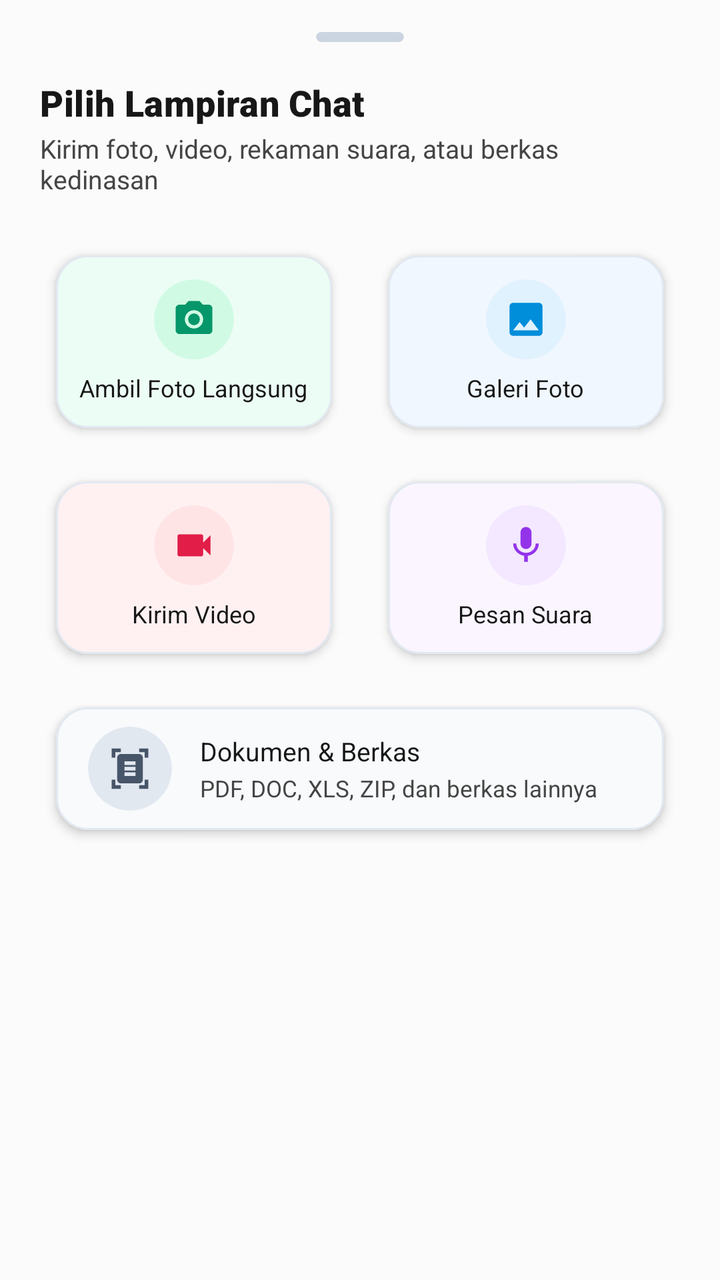
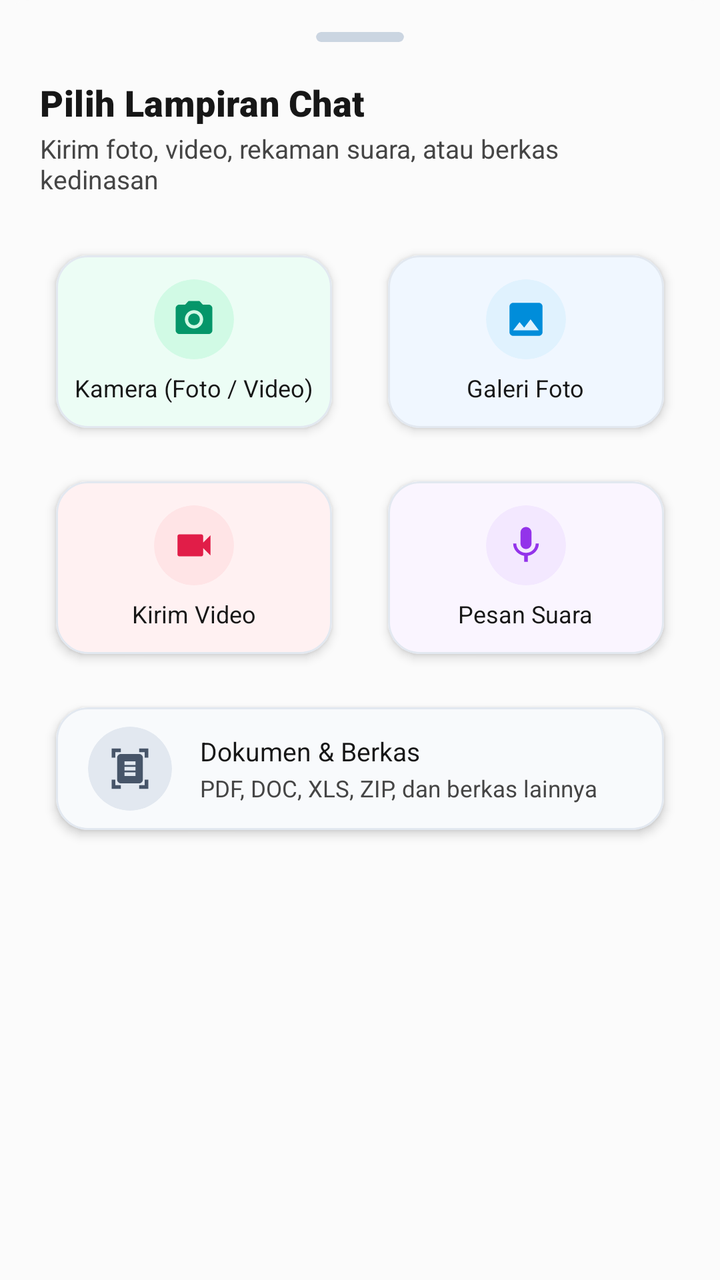

Two renders of the same Android screen: before a commit and after it. Below are the layout's source before the change and the commit's diff.
<!-- AndroidManifest.xml: application theme Theme.AppPemko -->
<!-- res/layout/dialog_attachment_picker.xml -->
<?xml version="1.0" encoding="utf-8"?>
<LinearLayout xmlns:android="http://schemas.android.com/apk/res/android"
    xmlns:app="http://schemas.android.com/apk/res-auto"
    android:layout_width="match_parent"
    android:layout_height="wrap_content"
    android:background="@drawable/bottom_sheet_bg"
    android:orientation="vertical"
    android:clipToPadding="false"
    android:clipChildren="false"
    android:paddingHorizontal="20dp"
    android:paddingTop="16dp"
    android:paddingBottom="24dp">

    
    <com.google.android.material.card.MaterialCardView
        android:layout_width="44dp"
        android:layout_height="5dp"
        android:layout_gravity="center_horizontal"
        android:layout_marginBottom="18dp"
        app:cardBackgroundColor="#CBD5E1"
        app:cardCornerRadius="2.5dp"
        app:cardElevation="0dp"
        app:strokeWidth="0dp" />

    
    <TextView
        android:layout_width="match_parent"
        android:layout_height="wrap_content"
        android:text="Pilih Lampiran Chat"
        android:textColor="@color/text_primary"
        android:textSize="18sp"
        android:fontFamily="sans-serif-black"
        android:letterSpacing="0.01"/>

    <TextView
        android:layout_width="match_parent"
        android:layout_height="wrap_content"
        android:layout_marginTop="2dp"
        android:layout_marginBottom="16dp"
        android:text="Kirim foto, video, rekaman suara, atau berkas kedinasan"
        android:textColor="@color/text_secondary"
        android:textSize="13sp"
        android:fontFamily="sans-serif"/>

    
    <LinearLayout
        android:layout_width="match_parent"
        android:layout_height="wrap_content"
        android:orientation="horizontal"
        android:gravity="center"
        android:clipToPadding="false"
        android:clipChildren="false"
        android:paddingVertical="4dp"
        android:weightSum="2">

        
        <com.google.android.material.card.MaterialCardView
            android:id="@+id/cardOptionCamera"
            android:layout_width="0dp"
            android:layout_height="105dp"
            android:layout_weight="1"
            android:layout_marginEnd="6dp"
            app:cardCornerRadius="16dp"
            app:cardElevation="3dp"
            app:cardUseCompatPadding="true"
            app:strokeWidth="1dp"
            app:strokeColor="#E2E8F0"
            app:cardBackgroundColor="#ECFDF5"
            android:clickable="true"
            android:focusable="true"
            android:foreground="?attr/selectableItemBackground">

            <LinearLayout
                android:layout_width="match_parent"
                android:layout_height="match_parent"
                android:gravity="center"
                android:orientation="vertical"
                android:padding="8dp">

                <com.google.android.material.card.MaterialCardView
                    android:layout_width="40dp"
                    android:layout_height="40dp"
                    app:cardCornerRadius="20dp"
                    app:cardElevation="0dp"
                    app:strokeWidth="0dp"
                    app:cardBackgroundColor="#D1FAE5">

                    <ImageView
                        android:layout_width="22dp"
                        android:layout_height="22dp"
                        android:layout_gravity="center"
                        android:src="@drawable/ic_camera"
                        app:tint="#059669"
                        android:contentDescription="Kamera"/>
                </com.google.android.material.card.MaterialCardView>

                <TextView
                    android:layout_width="wrap_content"
                    android:layout_height="wrap_content"
                    android:layout_marginTop="6dp"
                    android:text="Ambil Foto Langsung"
                    android:textColor="@color/text_primary"
                    android:textSize="12sp"
                    android:fontFamily="sans-serif-bold"/>
            </LinearLayout>
        </com.google.android.material.card.MaterialCardView>

        
        <com.google.android.material.card.MaterialCardView
            android:id="@+id/cardOptionPhoto"
            android:layout_width="0dp"
            android:layout_height="105dp"
            android:layout_weight="1"
            android:layout_marginStart="6dp"
            app:cardCornerRadius="16dp"
            app:cardElevation="3dp"
            app:cardUseCompatPadding="true"
            app:strokeWidth="1dp"
            app:strokeColor="#E2E8F0"
            app:cardBackgroundColor="#F0F7FF"
            android:clickable="true"
            android:focusable="true"
            android:foreground="?attr/selectableItemBackground">

            <LinearLayout
                android:layout_width="match_parent"
                android:layout_height="match_parent"
                android:gravity="center"
                android:orientation="vertical"
                android:padding="8dp">

                <com.google.android.material.card.MaterialCardView
                    android:layout_width="40dp"
                    android:layout_height="40dp"
                    app:cardCornerRadius="20dp"
                    app:cardElevation="0dp"
                    app:strokeWidth="0dp"
                    app:cardBackgroundColor="#E0F2FE">

                    <ImageView
                        android:layout_width="22dp"
                        android:layout_height="22dp"
                        android:layout_gravity="center"
                        android:src="@drawable/ic_image"
                        app:tint="@color/biru"
                        android:contentDescription="Galeri Foto"/>
                </com.google.android.material.card.MaterialCardView>

                <TextView
                    android:layout_width="wrap_content"
                    android:layout_height="wrap_content"
                    android:layout_marginTop="6dp"
                    android:text="Galeri Foto"
                    android:textColor="@color/text_primary"
                    android:textSize="12sp"
                    android:fontFamily="sans-serif-bold"/>
            </LinearLayout>
        </com.google.android.material.card.MaterialCardView>
    </LinearLayout>

    
    <LinearLayout
        android:layout_width="match_parent"
        android:layout_height="wrap_content"
        android:orientation="horizontal"
        android:gravity="center"
        android:clipToPadding="false"
        android:clipChildren="false"
        android:paddingVertical="4dp"
        android:weightSum="2">

        
        <com.google.android.material.card.MaterialCardView
            android:id="@+id/cardOptionVideo"
            android:layout_width="0dp"
            android:layout_height="105dp"
            android:layout_weight="1"
            android:layout_marginEnd="6dp"
            app:cardCornerRadius="16dp"
            app:cardElevation="3dp"
            app:cardUseCompatPadding="true"
            app:strokeWidth="1dp"
            app:strokeColor="#E2E8F0"
            app:cardBackgroundColor="#FFF1F2"
            android:clickable="true"
            android:focusable="true"
            android:foreground="?attr/selectableItemBackground">

            <LinearLayout
                android:layout_width="match_parent"
                android:layout_height="match_parent"
                android:gravity="center"
                android:orientation="vertical"
                android:padding="8dp">

                <com.google.android.material.card.MaterialCardView
                    android:layout_width="40dp"
                    android:layout_height="40dp"
                    app:cardCornerRadius="20dp"
                    app:cardElevation="0dp"
                    app:strokeWidth="0dp"
                    app:cardBackgroundColor="#FFE4E6">

                    <ImageView
                        android:layout_width="22dp"
                        android:layout_height="22dp"
                        android:layout_gravity="center"
                        android:src="@drawable/ic_videocam"
                        app:tint="#E11D48"
                        android:contentDescription="Video"/>
                </com.google.android.material.card.MaterialCardView>

                <TextView
                    android:layout_width="wrap_content"
                    android:layout_height="wrap_content"
                    android:layout_marginTop="6dp"
                    android:text="Kirim Video"
                    android:textColor="@color/text_primary"
                    android:textSize="12sp"
                    android:fontFamily="sans-serif-bold"/>
            </LinearLayout>
        </com.google.android.material.card.MaterialCardView>

        
        <com.google.android.material.card.MaterialCardView
            android:id="@+id/cardOptionAudio"
            android:layout_width="0dp"
            android:layout_height="105dp"
            android:layout_weight="1"
            android:layout_marginStart="6dp"
            app:cardCornerRadius="16dp"
            app:cardElevation="3dp"
            app:cardUseCompatPadding="true"
            app:strokeWidth="1dp"
            app:strokeColor="#E2E8F0"
            app:cardBackgroundColor="#FAF5FF"
            android:clickable="true"
            android:focusable="true"
            android:foreground="?attr/selectableItemBackground">

            <LinearLayout
                android:layout_width="match_parent"
                android:layout_height="match_parent"
                android:gravity="center"
                android:orientation="vertical"
                android:padding="8dp">

                <com.google.android.material.card.MaterialCardView
                    android:layout_width="40dp"
                    android:layout_height="40dp"
                    app:cardCornerRadius="20dp"
                    app:cardElevation="0dp"
                    app:strokeWidth="0dp"
                    app:cardBackgroundColor="#F3E8FF">

                    <ImageView
                        android:layout_width="22dp"
                        android:layout_height="22dp"
                        android:layout_gravity="center"
                        android:src="@drawable/ic_mic"
                        app:tint="#9333EA"
                        android:contentDescription="Suara"/>
                </com.google.android.material.card.MaterialCardView>

                <TextView
                    android:layout_width="wrap_content"
                    android:layout_height="wrap_content"
                    android:layout_marginTop="6dp"
                    android:text="Pesan Suara"
                    android:textColor="@color/text_primary"
                    android:textSize="12sp"
                    android:fontFamily="sans-serif-bold"/>
            </LinearLayout>
        </com.google.android.material.card.MaterialCardView>
    </LinearLayout>

    
    <LinearLayout
        android:layout_width="match_parent"
        android:layout_height="wrap_content"
        android:orientation="horizontal"
        android:gravity="center"
        android:clipToPadding="false"
        android:clipChildren="false"
        android:paddingVertical="4dp">

        
        <com.google.android.material.card.MaterialCardView
            android:id="@+id/cardOptionDoc"
            android:layout_width="match_parent"
            android:layout_height="80dp"
            app:cardCornerRadius="16dp"
            app:cardElevation="3dp"
            app:cardUseCompatPadding="true"
            app:strokeWidth="1dp"
            app:strokeColor="#E2E8F0"
            app:cardBackgroundColor="#F8FAFC"
            android:clickable="true"
            android:focusable="true"
            android:foreground="?attr/selectableItemBackground">

            <LinearLayout
                android:layout_width="match_parent"
                android:layout_height="match_parent"
                android:gravity="center_vertical"
                android:orientation="horizontal"
                android:paddingHorizontal="16dp">

                <com.google.android.material.card.MaterialCardView
                    android:layout_width="42dp"
                    android:layout_height="42dp"
                    app:cardCornerRadius="21dp"
                    app:cardElevation="0dp"
                    app:strokeWidth="0dp"
                    app:cardBackgroundColor="#E2E8F0">

                    <ImageView
                        android:layout_width="22dp"
                        android:layout_height="22dp"
                        android:layout_gravity="center"
                        android:src="@drawable/ic_document_scanner"
                        app:tint="#475569"
                        android:contentDescription="Dokumen"/>
                </com.google.android.material.card.MaterialCardView>

                <LinearLayout
                    android:layout_width="0dp"
                    android:layout_height="wrap_content"
                    android:layout_weight="1"
                    android:layout_marginStart="14dp"
                    android:orientation="vertical">

                    <TextView
                        android:layout_width="wrap_content"
                        android:layout_height="wrap_content"
                        android:text="Dokumen &amp; Berkas"
                        android:textColor="@color/text_primary"
                        android:textSize="13sp"
                        android:fontFamily="sans-serif-bold"/>

                    <TextView
                        android:layout_width="wrap_content"
                        android:layout_height="wrap_content"
                        android:layout_marginTop="2dp"
                        android:text="PDF, DOC, XLS, ZIP, dan berkas lainnya"
                        android:textColor="@color/text_secondary"
                        android:textSize="11.5sp"/>
                </LinearLayout>
            </LinearLayout>
        </com.google.android.material.card.MaterialCardView>
    </LinearLayout>

</LinearLayout>
<!-- resources referenced by this layout -->
<resources>
  <color name="biru">#008DDA</color>
  <color name="text_primary">#171717</color>
  <color name="text_secondary">#454545</color>
  <!-- drawable bottom_sheet_bg (drawable) -->
  <?xml version="1.0" encoding="utf-8"?>
  <shape xmlns:android="http://schemas.android.com/apk/res/android"
      android:shape="rectangle">
      <corners
          android:topLeftRadius="@dimen/tfe_bottom_sheet_corner_radius"
          android:topRightRadius="@dimen/tfe_bottom_sheet_corner_radius" />
      <padding android:top="@dimen/tfe_bottom_sheet_top_padding" />
      <solid android:color="@color/background_color" />
  </shape>
  <!-- drawable ic_document_scanner (drawable) -->
  <vector android:height="24dp"
      android:viewportHeight="24" android:viewportWidth="24"
      android:width="24dp" xmlns:android="http://schemas.android.com/apk/res/android">
      <path android:fillColor="@color/font" android:pathData="M7,3H4v3H2V1h5V3zM22,6V1h-5v2h3v3H22zM7,21H4v-3H2v5h5V21zM20,18v3h-3v2h5v-5H20zM19,18c0,1.1 -0.9,2 -2,2H7c-1.1,0 -2,-0.9 -2,-2V6c0,-1.1 0.9,-2 2,-2h10c1.1,0 2,0.9 2,2V18zM15,8H9v2h6V8zM15,11H9v2h6V11zM15,14H9v2h6V14z"/>
  </vector>
  <!-- drawable ic_image (drawable) -->
  <vector xmlns:android="http://schemas.android.com/apk/res/android"
      android:width="24dp"
      android:height="24dp"
      android:viewportWidth="24"
      android:viewportHeight="24">
    <path
        android:fillColor="#94A3B8"
        android:pathData="M21,19V5c0,-1.1 -0.9,-2 -2,-2H5c-1.1,0 -2,0.9 -2,2v14c0,1.1 0.9,2 2,2h14c1.1,0 2,-0.9 2,-2zM8.5,13.5l2.5,3.01L14.5,12l4.5,6H5l3.5,-4.5z"/>
  </vector>
  <!-- drawable ic_mic (drawable) -->
  <?xml version="1.0" encoding="utf-8"?>
  <vector xmlns:android="http://schemas.android.com/apk/res/android"
      android:width="24dp"
      android:height="24dp"
      android:viewportWidth="24"
      android:viewportHeight="24">
      <path
          android:fillColor="#FF000000"
          android:pathData="M12,14c1.66,0 3,-1.34 3,-3V5c0,-1.66 -1.34,-3 -3,-3S9,3.34 9,5v6c0,1.66 1.34,3 3,3zm5.3,-3c0,3 -2.54,5.1 -5.3,5.1S6.7,14 6.7,11H5c0,3.41 2.72,6.23 6,6.72V21h2v-3.28c3.28,-0.48 6,-3.3 6,-6.72h-1.7z" />
  </vector>
  <!-- drawable ic_videocam (drawable) -->
  <?xml version="1.0" encoding="utf-8"?>
  <vector xmlns:android="http://schemas.android.com/apk/res/android"
      android:width="24dp"
      android:height="24dp"
      android:viewportWidth="24"
      android:viewportHeight="24">
      <path
          android:fillColor="#FF000000"
          android:pathData="M17,10.5V7c0,-0.55 -0.45,-1 -1,-1H4c-0.55,0 -1,0.45 -1,1v10c0,0.55 0.45,1 1,1h12c0.55,0 1,-0.45 1,-1v-3.5l4,4v-11l-4,4z" />
  </vector>
  <style name="Theme.AppPemko" parent="Base.Theme.AppPemko">
          <item name="android:textColor">@color/text_primary</item>
      </style>
  <dimen name="tfe_bottom_sheet_corner_radius">15dp</dimen>
  <dimen name="tfe_bottom_sheet_top_padding">8dp</dimen>
  <color name="background_color">#FBFBFB</color>
  <color name="font">#454545</color>
  <color name="primary_brand">#0869D8</color>
  <color name="on_primary_brand">#FFFFFF</color>
  <color name="brand_secondary">#E91E63</color>
  <color name="white">#FFFFFF</color>
  <color name="surface_main">#FFFFFF</color>
  <color name="surface_variant">#F4F4F4</color>
  <color name="background_main">#FBFBFB</color>
  <style name="Animation.App.Activity" parent="@android:style/Animation.Activity">
          <item name="android:activityOpenEnterAnimation">@anim/slide_in_right</item>
          <item name="android:activityOpenExitAnimation">@anim/slide_out_left</item>
          <item name="android:activityCloseEnterAnimation">@anim/slide_in_left</item>
          <item name="android:activityCloseExitAnimation">@anim/slide_out_right</item>
      </style>
  <!-- unchanged entries left out for length: 2 -->
</resources>

<!-- the commit's change to res/layout/dialog_attachment_picker.xml (unified diff, before → after) -->
@@ -98,7 +98,7 @@
                     android:layout_width="wrap_content"
                     android:layout_height="wrap_content"
                     android:layout_marginTop="6dp"
-                    android:text="Ambil Foto Langsung"
+                    android:text="Kamera (Foto / Video)"
                     android:textColor="@color/text_primary"
                     android:textSize="12sp"
                     android:fontFamily="sans-serif-bold"/>
